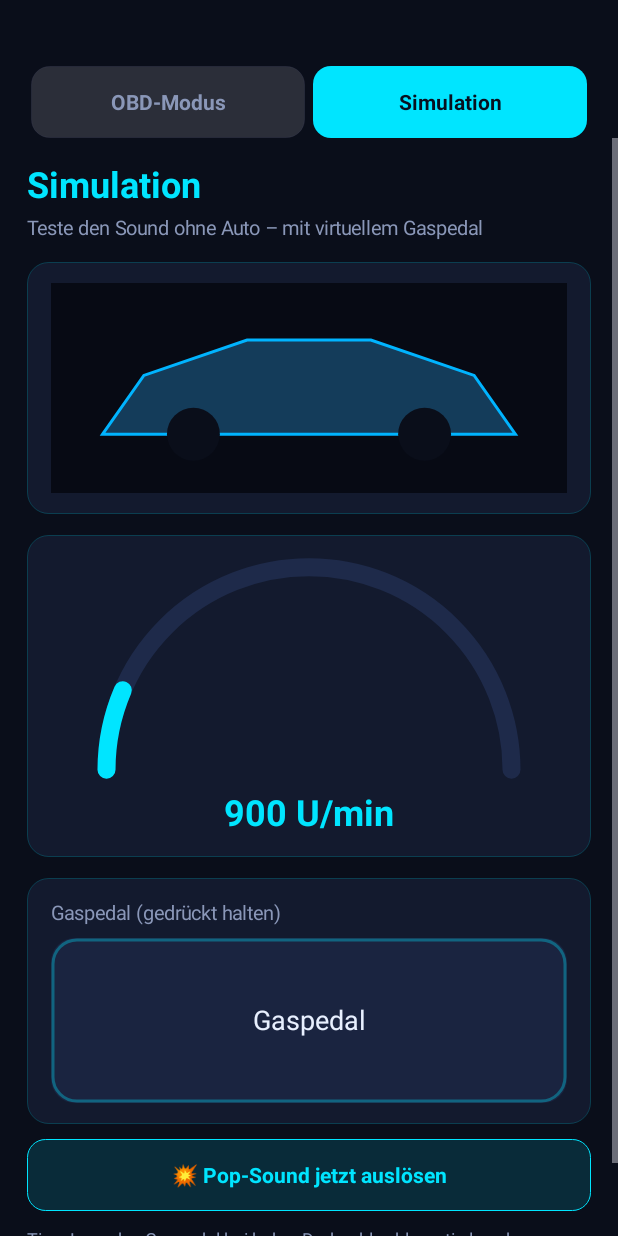
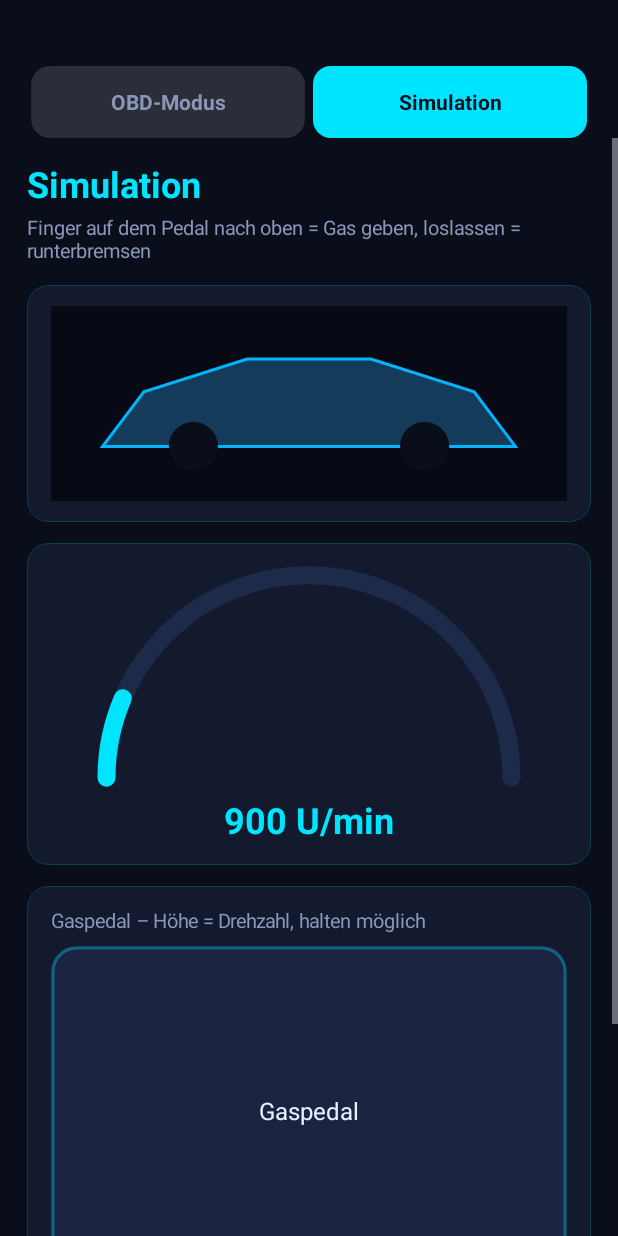
Before and after one commit to itsadri420-lgtm/revsound, an Android app: the screen it shows after launch (MainActivity), after a tap on "Simulation", on a phone screen of 412 x 824 dp. Run offline under Robolectric (Android 15) with nearby library versions, the phone set to English and light mode, and no system bars; 1 other tap on this screen came first.

Commit message:
Update via Builder

```diff
--- a/app/src/main/java/com/meine/revsound/MainActivity.java
+++ b/app/src/main/java/com/meine/revsound/MainActivity.java
@@ -71,8 +71,7 @@ public class MainActivity extends Activity {
     ScrollView pageObd, pageSim;
 
     // Simulation
-    float simRpm = 0, simTarget = 0;
-    boolean simPedal = false;
+    float simRpm = 0, pedalFrac = 0;
     Handler simH = new Handler(Looper.getMainLooper());
     Runnable simLoop;
     CarView carView;
@@ -182,7 +181,7 @@ public class MainActivity extends Activity {
 
         LinearLayout c2 = card();
         c2.addView(text("2. Sound", 15, TXT, true));
-        c2.addView(text("Eigene Aufnahme oder lizenzfreien Sound als Leerlauf-Loop wählen (mp3/wav). Gilt für OBD-Modus und Simulation.", 12, DIM, false), lp(6));
+        c2.addView(text("Eigene Aufnahme als Leerlauf-Loop wählen (mp3/wav). Gilt für OBD-Modus und Simulation.", 12, DIM, false), lp(6));
         btSound = btn("Sound wählen", false);
         c2.addView(btSound, lp(10));
         soundName = text(soundUri != null ? "Gewählt: " + nameOf(soundUri) : "Kein Sound gewählt", 12, GREEN, false);
@@ -268,11 +267,11 @@ public class MainActivity extends Activity {
         col.setPadding(d(18), d(14), d(18), d(28));
 
         col.addView(text("Simulation", 24, CYAN, true));
-        col.addView(text("Teste den Sound ohne Auto – mit virtuellem Gaspedal", 13, DIM, false), lp(4));
+        col.addView(text("Finger auf dem Pedal nach oben = Gas geben, loslassen = runterbremsen", 13, DIM, false), lp(4));
 
         LinearLayout cc = card();
         carView = new CarView(this);
-        LinearLayout.LayoutParams clp = new LinearLayout.LayoutParams(-1, d(140));
+        LinearLayout.LayoutParams clp = new LinearLayout.LayoutParams(-1, d(130));
         cc.addView(carView, clp);
         col.addView(cc, lp(14));
 
@@ -287,9 +286,9 @@ public class MainActivity extends Activity {
         col.addView(gc, lp(14));
 
         LinearLayout pc = card();
-        pc.addView(text("Gaspedal (gedrückt halten)", 13, DIM, false));
+        pc.addView(text("Gaspedal – Höhe = Drehzahl, halten möglich", 13, DIM, false));
         PedalView pedal = new PedalView(this);
-        LinearLayout.LayoutParams plp = new LinearLayout.LayoutParams(-1, d(110));
+        LinearLayout.LayoutParams plp = new LinearLayout.LayoutParams(-1, d(220));
         plp.topMargin = d(8);
         pc.addView(pedal, plp);
         col.addView(pc, lp(14));
@@ -297,8 +296,7 @@ public class MainActivity extends Activity {
         Button popBtn = btn("💥 Pop-Sound jetzt auslösen", false);
         col.addView(popBtn, lp(10));
         popBtn.setOnClickListener(v -> pop.playPop(curSimSpeed()));
-
-        col.addView(text("Tipp: Lass das Gaspedal bei hoher Drehzahl schlagartig los, dann kommen automatisch Pop-Sounds.", 12, DIM, false), lp(10));
+        col.addView(text("Der Pop-Button ist ein einfacher Test-Effekt und reagiert nicht automatisch auf die Drehzahl. Für einen echten, zur Drehzahl passenden Pop-Sound bräuchte es eine eigene Pop-Aufnahme, sag Bescheid, wenn du eine hast.", 11, DIM, false), lp(8));
 
         sv.addView(col);
         return sv;
@@ -315,17 +313,10 @@ public class MainActivity extends Activity {
         simLoop = new Runnable() {
             @Override
             public void run() {
-                float dt = 0.05f;
-                if (simPedal) {
-                    simTarget = Math.min(maxRpm, simTarget + (maxRpm - baseRpm) * dt * 1.8f);
-                } else {
-                    simTarget = Math.max(baseRpm, simTarget - (maxRpm - baseRpm) * dt * 2.6f);
-                }
-                float prev = simRpm;
-                simRpm += (simTarget - simRpm) * 0.25f;
-                if (prev - simRpm > (maxRpm - baseRpm) * 0.12f && prev > baseRpm + (maxRpm - baseRpm) * 0.35f) {
-                    pop.playPop(curSimSpeed());
-                }
+                float targetRpm = baseRpm + pedalFrac * (maxRpm - baseRpm);
+                float attack = 0.45f, release = 0.30f;
+                float rate = targetRpm > simRpm ? attack : release;
+                simRpm += (targetRpm - simRpm) * rate;
                 simRpmText.setText((int) simRpm + " U/min");
                 simGauge.setRpm((int) simRpm, maxRpm);
                 simGauge.invalidate();
@@ -339,11 +330,11 @@ public class MainActivity extends Activity {
                     } catch (Exception ignored) {
                     }
                 }
-                simH.postDelayed(this, 50);
+                simH.postDelayed(this, 30);
             }
         };
         simRpm = baseRpm;
-        simTarget = baseRpm;
+        pedalFrac = 0;
         simH.post(simLoop);
     }
 
@@ -712,10 +703,11 @@ public class MainActivity extends Activity {
         }
     }
 
-    // ---------- Gaspedal ----------
+    // ---------- Gaspedal: vertikaler Schieberegler ----------
     class PedalView extends View {
         Paint p = new Paint(Paint.ANTI_ALIAS_FLAG);
         boolean pressed = false;
+        float lastFrac = 0;
 
         PedalView(Context c) {
             super(c);
@@ -724,12 +716,15 @@ public class MainActivity extends Activity {
         @Override
         public boolean onTouchEvent(MotionEvent e) {
             int a = e.getActionMasked();
-            if (a == MotionEvent.ACTION_DOWN) {
+            if (a == MotionEvent.ACTION_DOWN || a == MotionEvent.ACTION_MOVE) {
                 pressed = true;
-                simPedal = true;
+                float h = getHeight();
+                float frac = 1f - (e.getY() / h);
+                pedalFrac = Math.max(0f, Math.min(1f, frac));
+                lastFrac = pedalFrac;
             } else if (a == MotionEvent.ACTION_UP || a == MotionEvent.ACTION_CANCEL) {
                 pressed = false;
-                simPedal = false;
+                pedalFrac = 0;
             }
             invalidate();
             return true;
@@ -739,8 +734,11 @@ public class MainActivity extends Activity {
         protected void onDraw(Canvas c) {
             float w = getWidth(), h = getHeight();
             p.setStyle(Paint.Style.FILL);
-            p.setColor(pressed ? 0xFF1E6B3A : 0xFF1A2440);
+            p.setColor(0xFF1A2440);
             c.drawRoundRect(0, 0, w, h, d(16), d(16), p);
+            float fillH = h * lastFrac;
+            p.setColor(pressed ? 0xFF1E6B3A : 0xFF162A20);
+            c.drawRoundRect(0, h - fillH, w, h, d(16), d(16), p);
             p.setStyle(Paint.Style.STROKE);
             p.setStrokeWidth(3);
             p.setColor(pressed ? GREEN : 0x5500E5FF);
@@ -748,8 +746,8 @@ public class MainActivity extends Activity {
             p.setStyle(Paint.Style.FILL);
             p.setColor(TXT);
             p.setTextAlign(Paint.Align.CENTER);
-            p.setTextSize(18 * dp);
-            c.drawText(pressed ? "GAS!" : "Gaspedal", w / 2, h / 2 + 6 * dp, p);
+            p.setTextSize(16 * dp);
+            c.drawText(pressed ? (int) (lastFrac * 100) + " %" : "Gaspedal", w / 2, h / 2 + 6 * dp, p);
         }
     }
 
@@ -803,7 +801,7 @@ public class MainActivity extends Activity {
         }
     }
 
-    // ---------- Pop-Sound (synthetisch) ----------
+    // ---------- Pop-Sound (nur manuell, synthetisch, rein als Testknopf) ----------
     static class PopEngine {
         void playPop(float pitch) {
             new Thread(() -> {
```
